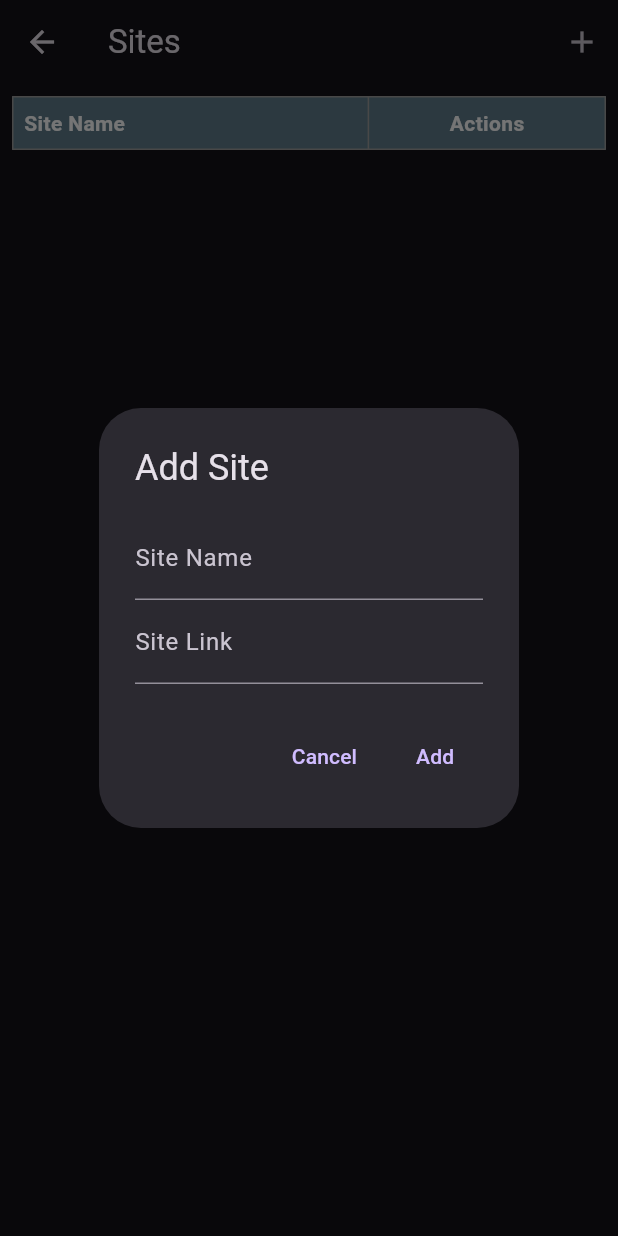
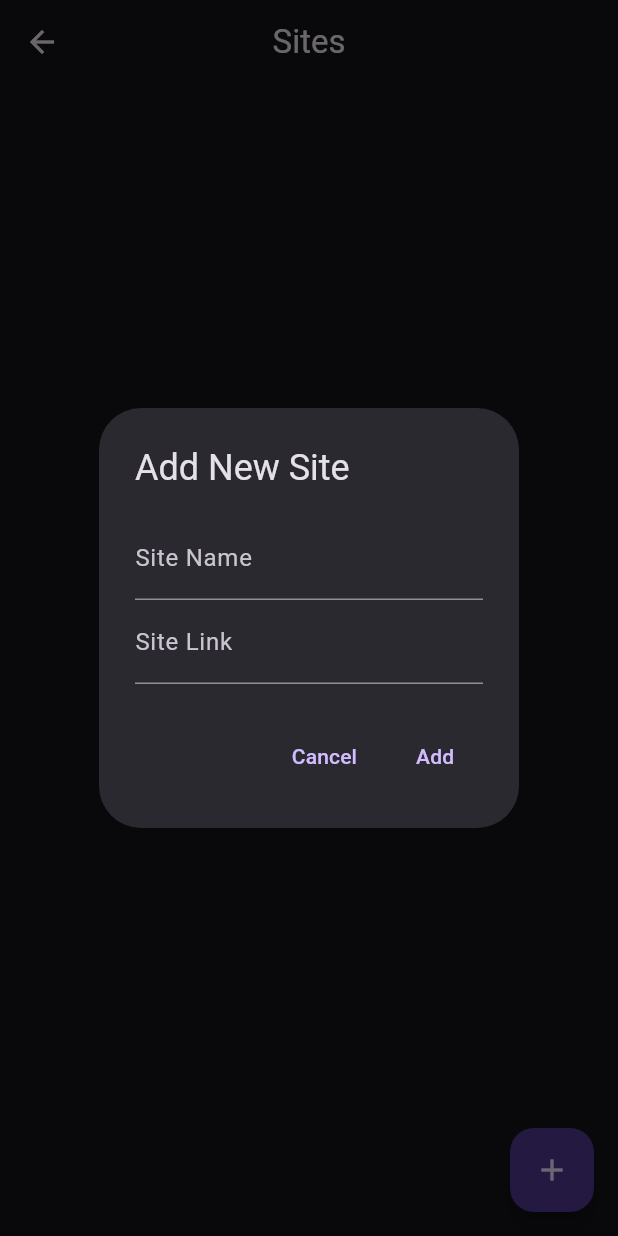
Before and after one commit to NR-Projects/AccountManager, a Flutter app: the SitesPage screen opened by its route, after a tap on the "add" icon, on a phone screen of 412 x 824 dp. Run offline on Flutter 3.47's test engine with Material 3 defaults, Android fonts, the light colour scheme and no system bars; our stand-ins replace device_info_plus, flutter_secure_storage, get_it, qr_flutter; missing offline and left inert: simple_barcode_scanner; accounts and stored records are empty; network calls fail.

Commit message:
Revamp sites page

```diff
--- a/account_management_client/lib/page/sites_page.dart
+++ b/account_management_client/lib/page/sites_page.dart
@@ -17,207 +17,174 @@ class _SitesPageState extends State<SitesPage> {
   @override
   void initState() {
     super.initState();
-    initializeData();
+    _loadSites();
   }
 
-  Future<void> initializeData() async {
+  Future<void> _loadSites() async {
     final fetchedSites = await widget.siteService.getAllSites();
-    //print(fetchedSites[0].id);
     setState(() {
       sites = fetchedSites;
     });
   }
 
-  // Add a new Site object
-  Future<void> addSite(String name, String link) async {
-    await widget.siteService
-        .addNewSite(Site(id: UniqueKey().toString(), name: name, link: link));
-    await initializeData();
+  void _showSiteDetails(Site site) async {
+    showDialog(
+      context: context,
+      builder: (_) => AlertDialog(
+        title: Text(site.name),
+        content: Text('Link: ${site.link}\n\nAdditional details...'),
+        actions: <Widget>[
+          TextButton(
+            onPressed: () {
+              Navigator.pop(context);
+            },
+            child: const Text('Close'),
+          ),
+        ],
+      ),
+    );
   }
 
-  // Update an existing Site object
-  Future<void> updateSite(int index, String name, String link) async {
-    await widget.siteService
-        .updateExistingSite(Site(id: sites[index].id, name: name, link: link));
-    await initializeData();
+  void _editSite(Site site) {
+    TextEditingController nameController = TextEditingController(text: site.name);
+    TextEditingController linkController = TextEditingController(text: site.link);
+
+    showDialog(
+      context: context,
+      builder: (_) => AlertDialog(
+        title: const Text('Edit Site'),
+        content: Column(
+          mainAxisSize: MainAxisSize.min,
+          children: [
+            TextField(
+              controller: nameController,
+              decoration: const InputDecoration(labelText: 'Site Name'),
+            ),
+            TextField(
+              controller: linkController,
+              decoration: const InputDecoration(labelText: 'Site Link'),
+            ),
+          ],
+        ),
+        actions: <Widget>[
+          TextButton(
+            onPressed: () {
+              Navigator.pop(context);
+            },
+            child: const Text('Cancel'),
+          ),
+          TextButton(
+            onPressed: () async {
+              final updatedSite = Site(
+                id: site.id,
+                name: nameController.text,
+                link: linkController.text,
+              );
+              await widget.siteService.updateExistingSite(updatedSite);
+              _loadSites();
+              Navigator.pop(context);
+            },
+            child: const Text('Update'),
+          ),
+        ],
+      ),
+    );
   }
 
-  // Remove a site
-  Future<void> removeSite(int index) async {
-    await widget.siteService.deleteExistingSite(sites[index].id);
-    await initializeData();
+  void _deleteSite(String siteId) async {
+    await widget.siteService.deleteExistingSite(siteId);
+    _loadSites();
   }
 
   @override
   Widget build(BuildContext context) {
     return Scaffold(
       appBar: AppBar(
-        title: const Text("Sites"),
-        actions: [
-          IconButton(
-            icon: const Icon(Icons.add),
-            onPressed: () => _showAddOrUpdateSiteDialog(context),
+        title: const Text('Sites'),
+        centerTitle: true,
+      ),
+      body: RefreshIndicator(
+        onRefresh: _loadSites,
+        child: ListView.builder(
+          padding: const EdgeInsets.all(8),
+          itemCount: sites.length,
+          itemBuilder: (context, index) => siteItemCard(sites[index]),
+        ),
+      ),
+      floatingActionButton: FloatingActionButton(
+        onPressed: () {
+          TextEditingController nameController = TextEditingController();
+          TextEditingController linkController = TextEditingController();
+
+          showDialog(
+            context: context,
+            builder: (_) => AlertDialog(
+              title: const Text('Add New Site'),
+              content: Column(
+                mainAxisSize: MainAxisSize.min,
+                children: [
+                  TextField(
+                    controller: nameController,
+                    decoration: const InputDecoration(labelText: 'Site Name'),
+                  ),
+                  TextField(
+                    controller: linkController,
+                    decoration: const InputDecoration(labelText: 'Site Link'),
                   ),
                 ],
               ),
-      body: Padding(
-        padding: const EdgeInsets.all(8.0),
-        child: ListView(
-          children: [
-            Table(
-              border: TableBorder.all(color: Colors.grey),
-              columnWidths: const {
-                0: FlexColumnWidth(3), // Site name
-                1: FlexColumnWidth(2), // Actions
+              actions: <Widget>[
+                TextButton(
+                  onPressed: () {
+                    Navigator.pop(context);
                   },
-              children: [
-                // Table header
-                const TableRow(
-                  decoration: BoxDecoration(color: Colors.blueGrey),
-                  children: [
-                    Padding(
-                      padding: EdgeInsets.all(8.0),
-                      child: Text(
-                        "Site Name",
-                        style: TextStyle(
-                            fontWeight: FontWeight.bold, color: Colors.white),
+                  child: const Text('Cancel'),
                 ),
-                    ),
-                    Padding(
-                      padding: EdgeInsets.all(8.0),
-                      child: Text(
-                        "Actions",
-                        style: TextStyle(
-                            fontWeight: FontWeight.bold, color: Colors.white),
-                        textAlign: TextAlign.center,
-                      ),
+                TextButton(
+                  onPressed: () async {
+                    final newSite = Site(
+                      id: UniqueKey().toString(),
+                      name: nameController.text,
+                      link: linkController.text,
+                    );
+                    await widget.siteService.addNewSite(newSite);
+                    _loadSites();
+                    Navigator.pop(context);
+                  },
+                  child: const Text('Add'),
                 ),
               ],
             ),
-                // Table rows with data
-                for (int index = 0; index < sites.length; index++)
-                  TableRow(
-                    children: [
-                      GestureDetector(
-                        onTap: () => _showSiteDetailsDialog(
-                          context,
-                          sites[index].name,
-                          sites[index].link,
+          );
+        },
+        child: const Icon(Icons.add),
       ),
-                        child: Padding(
-                          padding: const EdgeInsets.all(8.0),
-                          child: Text(
-                            sites[index].name,
-                            style: const TextStyle(
-                              fontSize: 16,
-                              fontWeight: FontWeight.w500,
-                              color: Colors.blue,
-                              decoration: TextDecoration.underline,
+    );
+  }
+
+  Widget siteItemCard(Site site) {
+    return Card(
+      elevation: 3,
+      margin: const EdgeInsets.symmetric(vertical: 8, horizontal: 4),
+      child: ListTile(
+        title: Text(
+          site.name,
+          style: const TextStyle(fontWeight: FontWeight.bold),
         ),
-                          ),
-                        ),
-                      ),
-                      Row(
-                        mainAxisAlignment: MainAxisAlignment.center,
-                        children: [
-                          IconButton(
-                            icon: const Icon(Icons.edit, color: Colors.orange),
-                            onPressed: () => _showAddOrUpdateSiteDialog(context,
-                                index: index),
-                          ),
-                          IconButton(
-                            icon: const Icon(Icons.delete, color: Colors.red),
-                            onPressed: () async => await removeSite(index),
-                          ),
-                        ],
-                      ),
-                    ],
-                  ),
-              ],
-            ),
+        subtitle: Text('Link: ${site.link}'),
+        leading: const Icon(Icons.link, color: Colors.blue),
+        onTap: () => _showSiteDetails(site),
+        trailing: PopupMenuButton<String>(
+          onSelected: (value) {
+            if (value == 'Edit') _editSite(site);
+            if (value == 'Delete') _deleteSite(site.id);
+          },
+          itemBuilder: (context) => [
+            const PopupMenuItem(value: 'Edit', child: Text('Edit')),
+            const PopupMenuItem(value: 'Delete', child: Text('Delete')),
           ],
         ),
       ),
     );
   }
-
-  // Show a dialog to add or update a site
-  void _showAddOrUpdateSiteDialog(BuildContext context, {int? index}) {
-    final isEditing = index != null;
-    final TextEditingController nameController = TextEditingController(
-      text: isEditing ? sites[index].name : "",
-    );
-    final TextEditingController linkController = TextEditingController(
-      text: isEditing ? sites[index].link : "",
-    );
-
-    showDialog(
-      context: context,
-      builder: (BuildContext context) {
-        return AlertDialog(
-          title: Text(isEditing ? "Update Site" : "Add Site"),
-          content: Column(
-            mainAxisSize: MainAxisSize.min,
-            children: [
-              TextField(
-                controller: nameController,
-                decoration: const InputDecoration(labelText: "Site Name"),
-              ),
-              TextField(
-                controller: linkController,
-                decoration: const InputDecoration(labelText: "Site Link"),
-              ),
-            ],
-          ),
-          actions: [
-            TextButton(
-              child: const Text("Cancel"),
-              onPressed: () => Navigator.of(context).pop(),
-            ),
-            TextButton(
-              child: Text(isEditing ? "Update" : "Add"),
-              onPressed: () {
-                final name = nameController.text.trim();
-                final link = linkController.text.trim();
-                if (name.isNotEmpty) {
-                  if (isEditing) {
-                    updateSite(index, name, link);
-                  } else {
-                    addSite(name, link);
 }
-                  Navigator.of(context).pop();
-                }
-              },
-            ),
-          ],
-        );
-      },
-    );
-  }
-
-  // Show a dialog with site details
-  void _showSiteDetailsDialog(
-      BuildContext context, String? name, String? link) {
-    showDialog(
-      context: context,
-      builder: (BuildContext context) {
-        return AlertDialog(
-          title: Text(name ?? "Site Details"),
-          content: SelectableText(
-            link ?? "No link available",
-            style: const TextStyle(
-              color: Colors.blue,
-              decoration: TextDecoration.underline,
-            ),
-          ),
-          actions: [
-            TextButton(
-              child: const Text("Close"),
-              onPressed: () => Navigator.of(context).pop(),
-            ),
-          ],
-        );
-      },
-    );
-  }
-}
```
Lines whose indentation alone changed are shown as unchanged.
